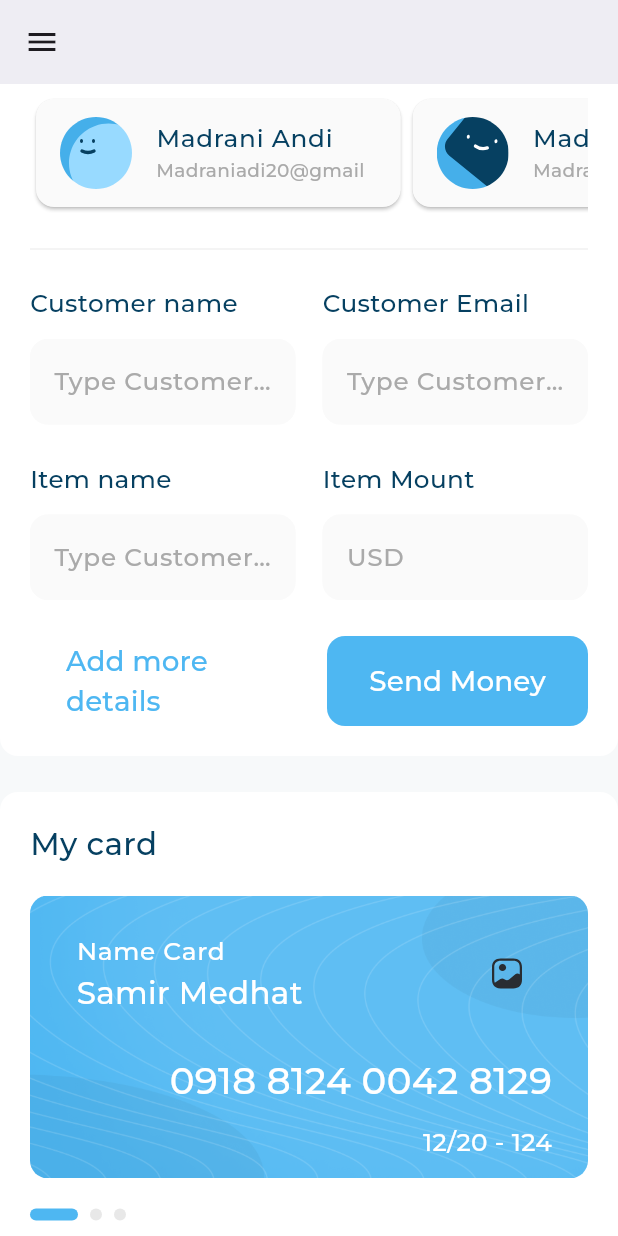
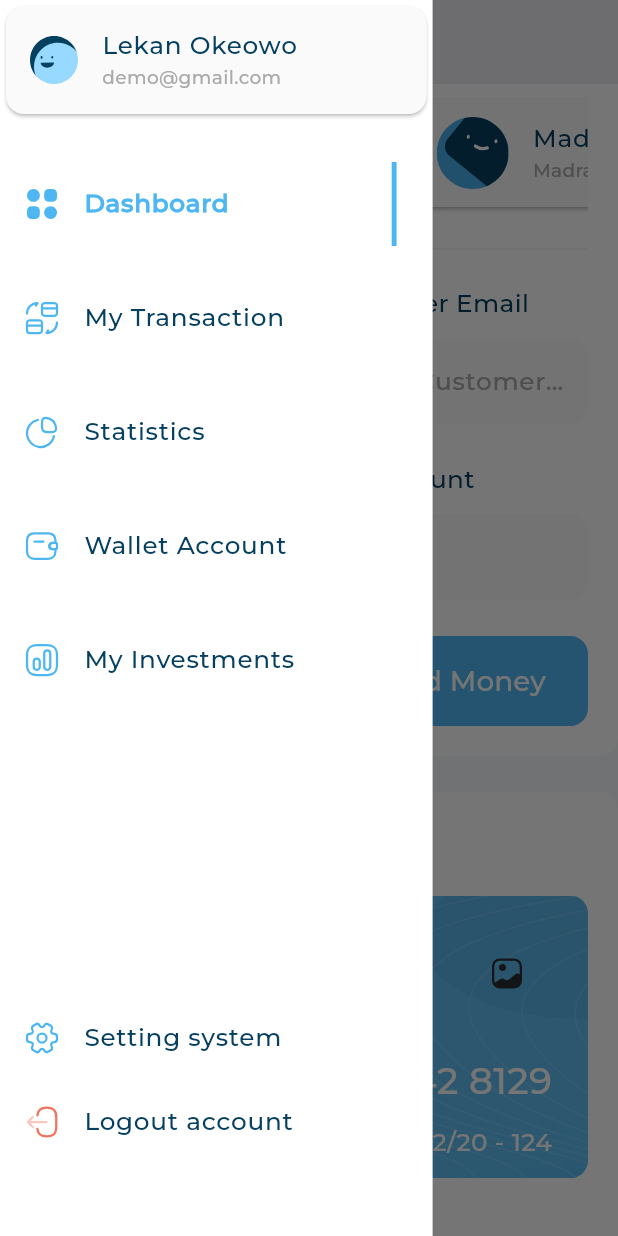
Before and after one commit to samir-227/adaptive_admin_dashboard, a Flutter app: the screen it shows after launch, scrolled down 576 dp, after a tap on the "menu" icon, on a phone screen of 412 x 824 dp. Run offline on Flutter 3.47's test engine with Material 3 defaults, Android fonts, the light colour scheme and no system bars; drawn by our look-alikes of expandable_page_view; our stand-ins replace device_preview, fl_chart, flutter_svg; project files that could hold a hidden picture were left out.

Commit message:
dashboard view mobile layout done

```diff
--- a/lib/views/dashboard_view.dart
+++ b/lib/views/dashboard_view.dart
@@ -1,12 +1,19 @@
 import 'package:adaptive_admin_dashboard/views/widgets/adaptive_layout_widget.dart';
+import 'package:adaptive_admin_dashboard/views/widgets/custom_drawer.dart';
 import 'package:adaptive_admin_dashboard/views/widgets/dashboard_mobile_layout.dart';
 import 'package:adaptive_admin_dashboard/views/widgets/dashboard_tablet_layout.dart';
 import 'package:adaptive_admin_dashboard/views/widgets/desktop_layout.dart';
 import 'package:flutter/material.dart';
 
-class DashBoardView extends StatelessWidget {
+class DashBoardView extends StatefulWidget {
   const DashBoardView({super.key});
 
+  @override
+  State<DashBoardView> createState() => _DashBoardViewState();
+}
+
+class _DashBoardViewState extends State<DashBoardView> {
+  final GlobalKey<ScaffoldState> scaffoldKey = GlobalKey();
   @override
   Widget build(BuildContext context) {
     return Scaffold(
@@ -14,10 +21,16 @@ class DashBoardView extends StatelessWidget {
           ? AppBar(
               elevation: 0,
               backgroundColor: const Color(0xFFFAFAFA),
-              leading:
-                  IconButton(onPressed: () {}, icon: const Icon(Icons.menu)),
+              leading: IconButton(
+                  onPressed: () {
+                    scaffoldKey.currentState!.openDrawer();
+                  },
+                  icon: const Icon(Icons.menu)),
             )
           : null,
+      drawer:
+          MediaQuery.of(context).size.width < 800 ? const CustomDrawer() : null,
+      key: scaffoldKey,
       backgroundColor: const Color(0xFFF7F9FA),
       body: AdaptiveLayout(
           mobileLayout: (context) => const DashboardMobileLayout(),
--- a/lib/views/widgets/custom_drawer.dart
+++ b/lib/views/widgets/custom_drawer.dart
@@ -12,6 +12,7 @@ class CustomDrawer extends StatelessWidget {
   @override
   Widget build(BuildContext context) {
     return Container(
+      width: MediaQuery.of(context).size.width * .7,
       color: Colors.white,
       child: CustomScrollView(
         slivers: [
--- a/lib/views/widgets/income_chart.dart
+++ b/lib/views/widgets/income_chart.dart
@@ -33,24 +33,24 @@ class _IncomeChartState extends State<IncomeChart> {
         PieChartSectionData(
           showTitle: false,
           value: 40,
-          radius: activeIndex == 0 ? 35 : 30,
+          radius: activeIndex == 0 ? 50 : 40,
           color: const Color(0xFF208BC7),
         ),
         PieChartSectionData(
           value: 25,
-          radius: activeIndex == 1 ? 35 : 30,
+          radius: activeIndex == 1 ? 50 : 40,
           showTitle: false,
           color: const Color(0xFF4DB7F2),
         ),
         PieChartSectionData(
           value: 20,
-          radius: activeIndex == 2 ? 35 : 30,
+          radius: activeIndex == 2 ? 50 : 40,
           showTitle: false,
           color: const Color(0xFF064060),
         ),
         PieChartSectionData(
           value: 22,
-          radius: activeIndex == 3 ? 35 : 30,
+          radius: activeIndex == 3 ? 50 : 40,
           showTitle: false,
           color: const Color(0xFFE2DECD),
         ),
```
